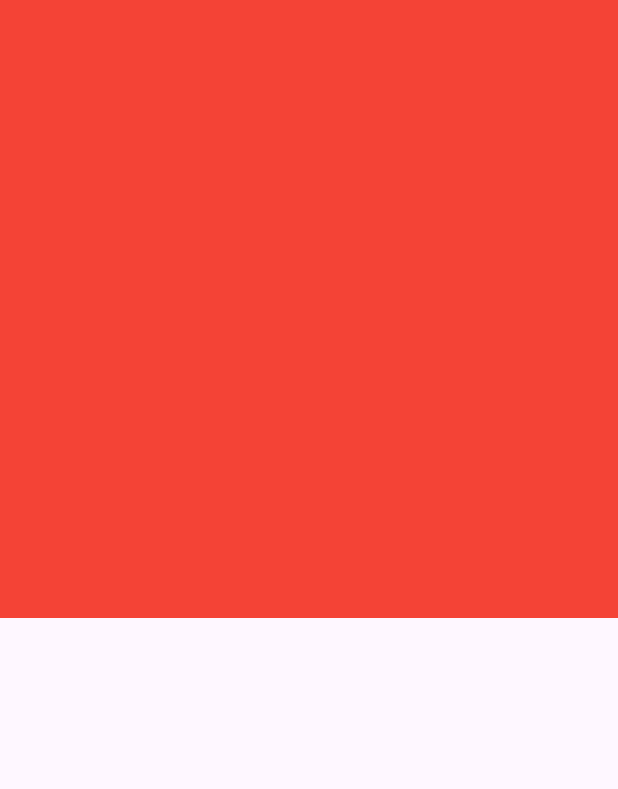
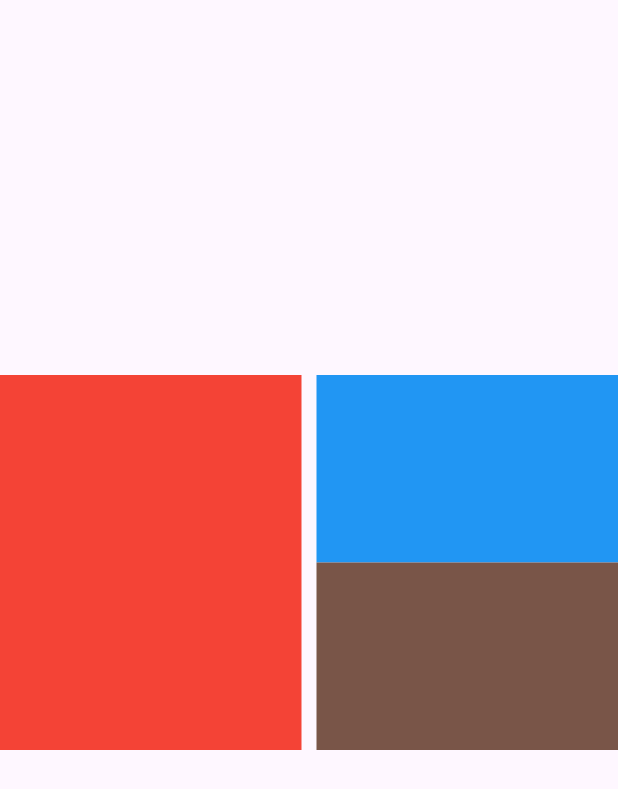
Before and after one commit to AhmedRasmy1/learning_responsive_and_adaptive_ui, a Flutter app: the screen it shows after launch, on a phone screen of 412 x 824 dp. Shown: the top 789 px of the screen. Run offline on Flutter 3.47's test engine with Material 3 defaults, Android fonts, the light colour scheme and no system bars.

Commit message:
feat: refactor main layout to use SingleChildScrollView and IntrinsicHeight for improved responsiveness

```diff
--- a/lib/main.dart
+++ b/lib/main.dart
@@ -20,15 +20,62 @@ class ResponsiveAndAdaptiveUI extends StatelessWidget {
       child: MaterialApp(
         debugShowCheckedModeBanner: false,
         home: Scaffold(
-          body: Align(
-            alignment: Alignment.topCenter,
-            child: AspectRatio(
-              aspectRatio: 1,
-              child: Container(
-                color: Colors.red,
-                width: MediaQuery.of(context).size.width,
-                height: 100,
-              ),
+          body: SingleChildScrollView(
+            child: Column(
+              children: [
+                const SizedBox(
+                  height: 250,
+                ),
+                IntrinsicHeight(
+                  child: Row(
+                    children: [
+                      Expanded(
+                        child: Container(
+                          color: Colors.red,
+                          child: const Column(
+                            children: [
+                              SizedBox(
+                                height: 50,
+                              ),
+                              SizedBox(
+                                height: 50,
+                              ),
+                              SizedBox(
+                                height: 50,
+                              ),
+                              SizedBox(
+                                height: 50,
+                              ),
+                              SizedBox(
+                                height: 50,
+                              ),
+                            ],
+                          ),
+                        ),
+                      ),
+                      const SizedBox(
+                        width: 10,
+                      ),
+                      Expanded(
+                        child: Column(
+                          children: [
+                            Expanded(
+                              child: Container(
+                                color: Colors.blue,
+                              ),
+                            ),
+                            Expanded(
+                              child: Container(
+                                color: Colors.brown,
+                              ),
+                            ),
+                          ],
+                        ),
+                      )
+                    ],
+                  ),
+                ),
+              ],
             ),
           ),
         ),
```
